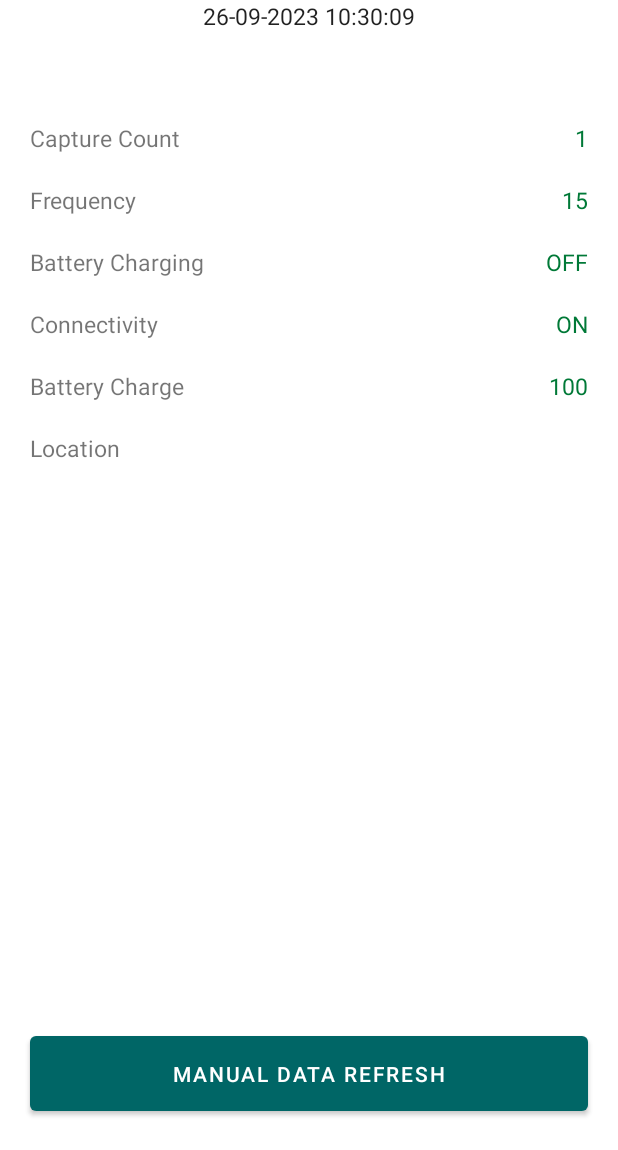
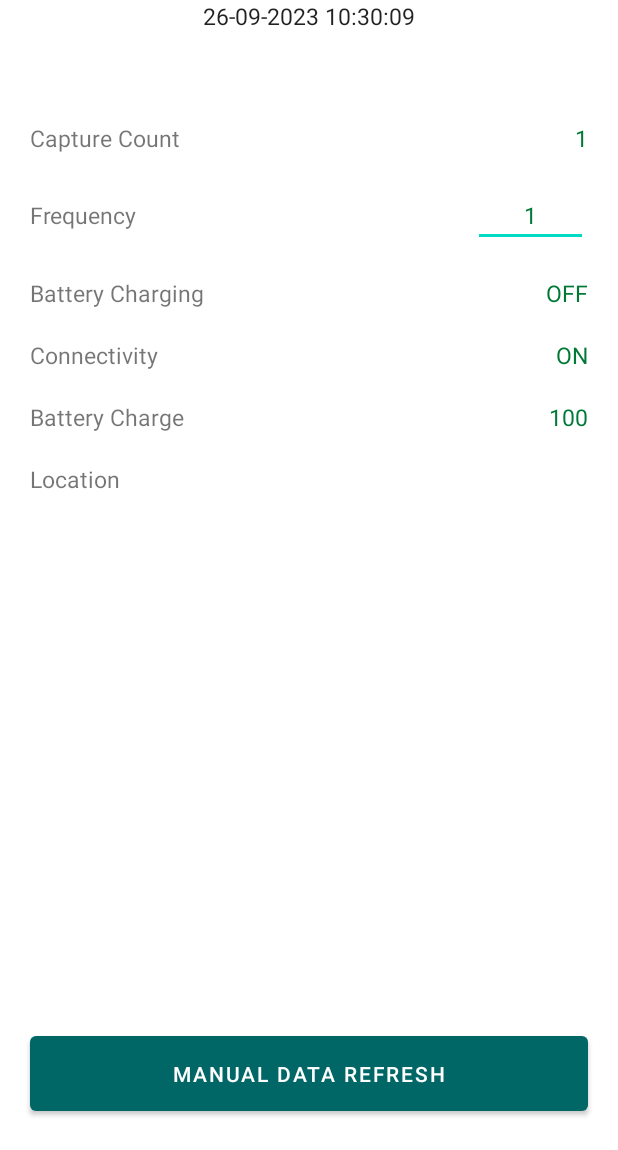
Before and after one commit to Nitish-7/AndroidSpecificDataFetching_App, an Android app: the screen it shows after launch (MainActivity), after a tap on "MANUAL DATA REFRESH", on a phone screen of 412 x 824 dp, the part 86-1236 px from its top. Run offline under Robolectric (Android 15) with nearby library versions, the phone set to English and light mode, and no system bars; our stand-ins replace Dagger/Hilt's generated code, Firebase (no records; nobody signed in at launch, a user with empty details on screens opened directly), Room's generated code, data binding.

Commit message:
initial commit

```diff
--- a/app/src/main/java/com/app/secquraise/MainActivity.kt
+++ b/app/src/main/java/com/app/secquraise/MainActivity.kt
@@ -4,6 +4,7 @@ import android.Manifest
 import android.annotation.SuppressLint
 import android.content.pm.PackageManager
 import android.os.Bundle
+import android.text.TextUtils
 import androidx.activity.viewModels
 import androidx.appcompat.app.AppCompatActivity
 import androidx.core.app.ActivityCompat
@@ -32,15 +33,6 @@ class MainActivity : AppCompatActivity() {
         binding.lifecycleOwner = this
         binding.viewModel = mainViewModel
         bindObservers()
-    }
-
-    private fun startPeriodicUiUpdate() {
-        CoroutineScope(Dispatchers.Main).launch {
-            while (true){
-                mainViewModel.updateUidata()
-                delay(15 * 60 * 1000)
-            }
-        }
     }
 
     fun bindObservers() {
@@ -101,7 +93,7 @@ class MainActivity : AppCompatActivity() {
                     it.latitude.toString() + " , " + it.longitude.toString()
                 }
                 mainViewModel.location.value = latLong
-                startPeriodicUiUpdate()
+                mainViewModel.startPeriodicUiUpdate()
             }
     }
 
--- a/app/src/main/java/com/app/secquraise/MyApplication.kt
+++ b/app/src/main/java/com/app/secquraise/MyApplication.kt
@@ -18,8 +18,6 @@ class MyApplication : Application(){
 
         val intentFilter=IntentFilter()
         intentFilter.addAction(Intent.ACTION_BATTERY_CHANGED)
-        intentFilter.addAction(Intent.ACTION_POWER_CONNECTED)
-        intentFilter.addAction(Intent.ACTION_POWER_DISCONNECTED)
 
         registerReceiver(myBroadcastReceiver, intentFilter)
     }
--- a/app/src/main/java/com/app/secquraise/db/MyDataBase.kt
+++ b/app/src/main/java/com/app/secquraise/db/MyDataBase.kt
@@ -4,7 +4,7 @@ import androidx.room.Database
 import androidx.room.RoomDatabase
 import com.app.secquraise.model.UiData
 
-@Database(entities = [UiData::class], version = 2, exportSchema = false)
+@Database(entities = [UiData::class], version = 3, exportSchema = false)
 abstract class MyDataBase: RoomDatabase() {
     abstract fun getDao(): MyDao
 }
--- a/app/src/main/java/com/app/secquraise/model/UiData.kt
+++ b/app/src/main/java/com/app/secquraise/model/UiData.kt
@@ -8,6 +8,7 @@ import com.app.secquraise.util.Constant
 data class UiData(
     @PrimaryKey(autoGenerate = true)
     var id: Long = 0,
+    var captureFrequency: String?,
     var internetConnected: String?,
     var batteryCharging: String?,
     var batteryPercentage: String?,
--- a/app/src/main/java/com/app/secquraise/repository/DataRepository.kt
+++ b/app/src/main/java/com/app/secquraise/repository/DataRepository.kt
@@ -31,6 +31,7 @@ class DataRepository @Inject constructor(
     val dateTime = MutableLiveData<String>()
     val captureCount = MutableLiveData<String>()
     val locationLiveData = MutableLiveData<String>()
+    var frequency = MutableLiveData<String>(sharedPrefData.getFrequency())
 
     private val internetConnected = MutableLiveData<String>()
     private val batteryCharging = MutableLiveData<String>()
@@ -41,11 +42,16 @@ class DataRepository @Inject constructor(
     }
 
     fun upadateUiData() {
+        updateFrequency()
         updateInternetConnectedStatus()
         updateBatteryStatus()
         updateTimestamp()
         updateCaptureCount()
         setAllCurentUiData()
+    }
+
+    private fun updateFrequency() {
+        sharedPrefData.updateFrequency(frequency.value!!)
     }
 
     private fun updateCaptureCount() {
@@ -89,6 +95,7 @@ class DataRepository @Inject constructor(
 
     fun setAllCurentUiData() {
         val data = UiData(
+            captureFrequency =frequency.value,
             internetConnected = internetConnected.value,
             batteryCharging = batteryCharging.value,
             batteryPercentage = batteryPercentage.value,
--- a/app/src/main/java/com/app/secquraise/util/Constant.kt
+++ b/app/src/main/java/com/app/secquraise/util/Constant.kt
@@ -2,6 +2,7 @@ package com.app.secquraise.util
 
 class Constant {
     companion object {
+        const val CAPTURE_FREQUENCY = "captureFrequency"
         const val USER_ID="userId"
         const val LOCATION_REFRESH_TIME=15000L
         const val LOCATION_REFRESH_DISTANCE=10f
--- a/app/src/main/java/com/app/secquraise/util/SharedPrefData.kt
+++ b/app/src/main/java/com/app/secquraise/util/SharedPrefData.kt
@@ -35,4 +35,18 @@ class SharedPrefData @Inject constructor(@ApplicationContext context: Context) {
         }
         return userId!!
     }
+
+    fun updateFrequency(value: String) {
+        val editor = sharedPreference.edit()
+        editor.putString(Constant.CAPTURE_FREQUENCY, value)
+        editor.apply()
+    }
+    fun getFrequency(): String {
+        var frequency = sharedPreference.getString(Constant.CAPTURE_FREQUENCY, null)
+        if (frequency == null) {
+            frequency="1"
+            updateFrequency(frequency)
+        }
+        return frequency
+    }
 }
--- a/app/src/main/java/com/app/secquraise/viewmodel/MainViewModel.kt
+++ b/app/src/main/java/com/app/secquraise/viewmodel/MainViewModel.kt
@@ -7,6 +7,7 @@ import com.app.secquraise.model.UiData
 import com.app.secquraise.repository.DataRepository
 import com.app.secquraise.repository.FirebaseRepository
 import dagger.hilt.android.lifecycle.HiltViewModel
+import kotlinx.coroutines.*
 import javax.inject.Inject
 
 @HiltViewModel
@@ -15,23 +16,56 @@ class MainViewModel @Inject constructor(
     private val firebaseRepository: FirebaseRepository,
 ) : ViewModel() {
     val currentUiData = dataRepository.currentUIData
-    val allLocalData =dataRepository.allLocalData
+    val allLocalData = dataRepository.allLocalData
 
     val dateTime = dataRepository.dateTime
     val captureCount = dataRepository.captureCount
-    val location=dataRepository.locationLiveData
-    var frequency = MutableLiveData<String>("15")
-    val firebaseResponse=firebaseRepository.firebaseResponse
+    val location = dataRepository.locationLiveData
+    var frequency = dataRepository.frequency
+    val frequencyError = MutableLiveData<String>()
+    val firebaseResponse = firebaseRepository.firebaseResponse
+    private val coroutineScope = CoroutineScope(Dispatchers.Main)
 
     fun updateUidata() {
         dataRepository.upadateUiData()
     }
 
-    fun uploadDataToFirebase(uiData: UiData){
+    fun uploadDataToFirebase(uiData: UiData) {
         firebaseRepository.uploadDataToFirebase(uiData)
     }
 
     fun deleteDataFromLocal(uiData: UiData) {
         dataRepository.deleteDataFromLocal(uiData)
     }
+
+    fun startPeriodicUiUpdate() {
+        if (validateFrequency()) {
+            coroutineScope.launch {
+                while (true) {
+                    updateUidata()
+                    val frequencyMin = frequency.value?.toLong()!!
+                    delay(frequencyMin * 60 * 1000)
+                }
+            }
+        }
+    }
+
+    fun validateFrequency(): Boolean {
+        frequency.value?.let {
+            if (it.isEmpty()) {
+                frequencyError.postValue("Please provide the some frequency value")
+                return false
+            } else if (it.isNotEmpty() && it.toInt() < 1 || it.toInt() > 15) {
+                frequencyError.postValue("frequency value should be between 1 to 15 (min)")
+                return false
+            } else if (it.isNotEmpty() && it.toInt() > 0 && it.toInt() <= 15) {
+                frequency.value = it
+                frequencyError.postValue("")
+                return true
+            } else {
+                return false
+            }
+        }
+        return false
+    }
 }
--- a/app/src/main/res/layout/activity_main.xml
+++ b/app/src/main/res/layout/activity_main.xml
@@ -88,16 +88,18 @@
                     <TextView
                         android:layout_width="wrap_content"
                         android:layout_height="wrap_content"
-                        android:layout_weight="1"
+                        android:layout_weight="4"
                         android:text="Frequency"
                         android:textSize="@dimen/text_size_2" />
 
-                    <TextView
+                    <EditText
+                        android:id="@+id/etv_frequency"
+                        android:inputType="number"
                         android:layout_width="wrap_content"
                         android:layout_height="wrap_content"
                         android:layout_weight="1"
-                        android:gravity="end"
-                        android:text="@{viewModel.frequency}"
+                        android:gravity="center"
+                        android:text="@={viewModel.frequency}"
                         android:textColor="@color/green"
                         android:textSize="@dimen/text_size_2" />
                 </LinearLayout>
@@ -194,12 +196,25 @@
 
         </ScrollView>
 
+        <TextView
+            android:layout_width="0dp"
+            android:layout_marginHorizontal="15dp"
+            android:layout_marginVertical="10dp"
+            android:layout_height="wrap_content"
+            android:layout_weight="1"
+            android:gravity="center"
+            android:text="@{viewModel.frequencyError}"
+            android:textColor="@color/theme_red_part_color"
+            android:textSize="10sp"
+            app:layout_constraintBottom_toTopOf="@+id/btnRefresh"
+            app:layout_constraintEnd_toEndOf="parent"
+            app:layout_constraintStart_toStartOf="parent" />
         <Button
             android:id="@+id/btnRefresh"
             android:layout_width="0dp"
             android:layout_height="wrap_content"
             android:layout_margin="20dp"
-            android:onClick="@{()->viewModel.updateUidata()}"
+            android:onClick="@{()->viewModel.startPeriodicUiUpdate()}"
             android:paddingVertical="15dp"
             android:text="@string/btn_text"
             app:layout_constraintBottom_toBottomOf="parent"
```
